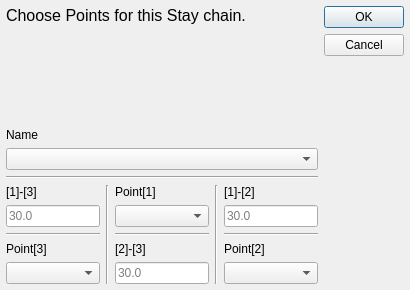
Above: core/draw/edit_chain.ui from KmolYuan/Pyslvs-UI before the change. Below: the same form after it.
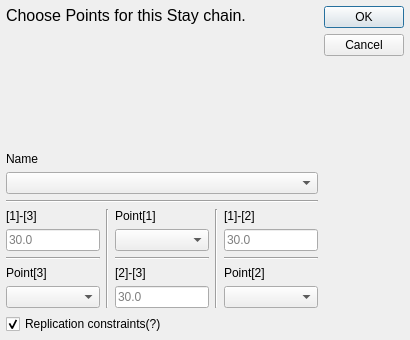
That is the form after the change. Icons and pictures are not drawn.

Commit message: Auto remove link in chain.

What changed in the file:
```diff
--- a/core/draw/edit_chain.ui
+++ b/core/draw/edit_chain.ui
@@ -7,19 +7,19 @@
     <x>0</x>
     <y>0</y>
     <width>410</width>
-    <height>290</height>
+    <height>340</height>
    </rect>
   </property>
   <property name="minimumSize">
    <size>
     <width>410</width>
-    <height>290</height>
+    <height>340</height>
    </size>
   </property>
   <property name="maximumSize">
    <size>
     <width>410</width>
-    <height>290</height>
+    <height>340</height>
    </size>
   </property>
   <property name="windowTitle">
@@ -231,6 +231,19 @@
        </item>
       </layout>
      </item>
+     <item>
+      <widget class="QCheckBox" name="isReplace">
+       <property name="toolTip">
+        <string>Remove the links that contain these points.</string>
+       </property>
+       <property name="text">
+        <string>Replication constraints(?)</string>
+       </property>
+       <property name="checked">
+        <bool>true</bool>
+       </property>
+      </widget>
+     </item>
     </layout>
    </item>
    <item>
```
The commit also changes 6 other files.
